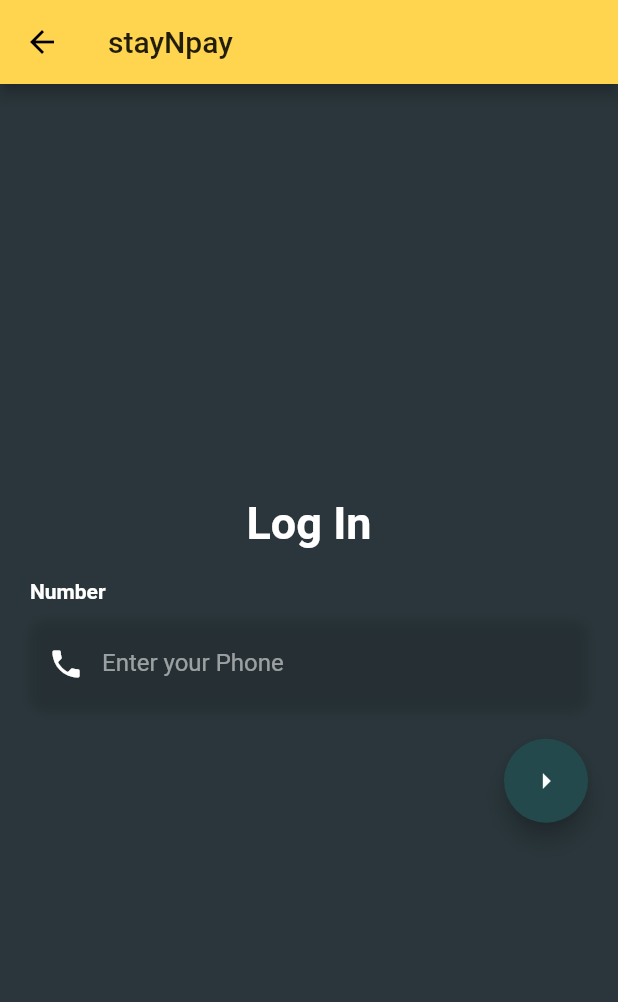
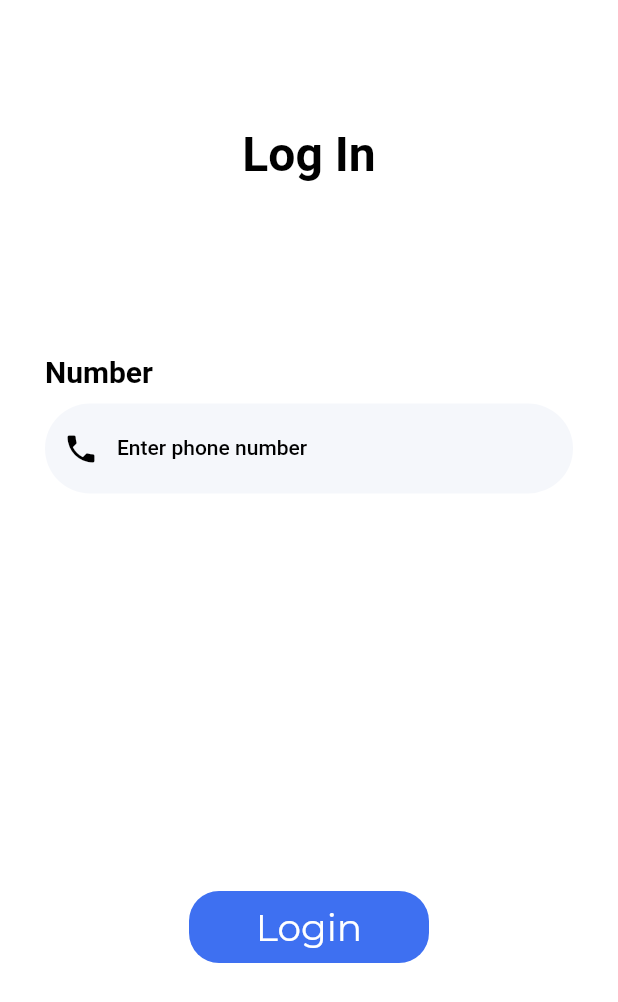
Before and after one commit to amperev/stayNpay, a Flutter app: the screen it shows after launch, after a tap on "Login", on a phone screen of 412 x 824 dp. Shown: the top 1002 px of the screen. Run offline on Flutter 3.47's test engine with Material 2 defaults, Android fonts, the phone set to English and light mode, and no system bars; Roboto replaces fonts that are missing (OpenSans).

Commit message:
theme change

```diff
--- a/lib/constants.dart
+++ b/lib/constants.dart
@@ -1,6 +1,6 @@
 import 'package:flutter/material.dart';
 
-const kAppName = 'stayNpay';
+const kAppName = 'stay N pay';
 const kBgColor = Colors.black;
 const kSecondColor = Color(0xff30363D);
 const kgreen = Color(0xfa76CEB9);
@@ -12,18 +12,20 @@
 );
 
 final kLabelStyle = TextStyle(
-  color: Colors.white,
+  fontSize: 20,
+  color: Colors.black,
   fontWeight: FontWeight.bold,
   fontFamily: 'OpenSans',
 );
 
 final kBoxDecorationStyle = BoxDecoration(
-  borderRadius: BorderRadius.circular(10.0),
-  boxShadow: [
-    BoxShadow(
-      color: Colors.black12,
-      blurRadius: 6.0,
-      offset: Offset(0, 2),
-    ),
-  ],
+  borderRadius: BorderRadius.circular(50.0),
+  color: Color(0xFFF5F7FB),
+  // boxShadow: [
+  //   BoxShadow(
+  //     color: Colors.blue,
+  //     blurRadius: 2.0,
+  //     offset: Offset(0, 2),
+  //   ),
+  // ],
 );
--- a/lib/main.dart
+++ b/lib/main.dart
@@ -20,9 +20,54 @@
         '/signin': (context) => Signin(),
       },
       theme: ThemeData(
-        primaryColor: Colors.amber[300],
-        // primarySwatch:
-        visualDensity: VisualDensity.adaptivePlatformDensity,
+        primaryColor: Color(0xFF3E70F1),
+        accentColor: Colors.white,
+        backgroundColor: Colors.white,
+        scaffoldBackgroundColor: Colors.white,
+        textTheme: TextTheme(
+          headline1: TextStyle(
+            color: Colors.white,
+            fontSize: 42.0,
+            fontFamily: 'Montserrat',
+            fontWeight: FontWeight.w600,
+          ),
+          headline2: TextStyle(
+            color: Colors.black,
+            fontFamily: 'Montserrat',
+            fontSize: 25,
+            fontWeight: FontWeight.w500,
+          ),
+          bodyText1: TextStyle(
+            color: Colors.black,
+          ),
+          bodyText2: TextStyle(
+            color: Colors.white,
+            fontFamily: 'Montserrat',
+            fontSize: 25,
+            fontWeight: FontWeight.w500,
+          ),
+        ),
+      ),
+      darkTheme: ThemeData(
+        primaryColor: Color(0xFF2A363B),
+        accentColor: Colors.amber[600],
+        backgroundColor: Color(0xFF2A363B),
+        scaffoldBackgroundColor: Colors.grey,
+        textTheme: TextTheme(
+          headline1: TextStyle(
+            color: Colors.white,
+            fontSize: 32.0,
+            fontFamily: 'Montserrat',
+            fontWeight: FontWeight.w600,
+          ),
+          headline2: TextStyle(
+            color: Colors.white,
+            fontFamily: 'Montserrat',
+            fontSize: 25,
+          ),
+          bodyText1: TextStyle(color: Colors.white),
+          bodyText2: TextStyle(color: Colors.white),
+        ),
       ),
     );
   }
--- a/lib/screens/home.dart
+++ b/lib/screens/home.dart
@@ -1,50 +1,34 @@
 import 'package:flutter/material.dart';
-import 'package:staynpay/constants.dart';
 
 class HomePage extends StatelessWidget {
   @override
   Widget build(BuildContext context) {
-    const Map<int, Color> colorMap = {
-      50: Color.fromRGBO(42, 54, 59, 0.1),
-      100: Color.fromRGBO(42, 54, 59, 0.2),
-      200: Color.fromRGBO(42, 54, 59, 0.3),
-      300: Color.fromRGBO(42, 54, 59, 0.4),
-      400: Color.fromRGBO(42, 54, 59, 0.5),
-      500: Color.fromRGBO(42, 54, 59, 0.6),
-      600: Color.fromRGBO(42, 54, 59, 0.7),
-      700: Color.fromRGBO(42, 54, 59, 0.8),
-      800: Color.fromRGBO(42, 54, 59, 0.9),
-      900: Color.fromRGBO(42, 54, 59, 1.0),
-    };
-    const MaterialColor primaryColor = MaterialColor(0xFF2A363B, colorMap);
-
+    final theme = Theme.of(context);
     return Scaffold(
-      backgroundColor: primaryColor,
+      backgroundColor: Theme.of(context).primaryColor,
       body: Column(
         mainAxisAlignment: MainAxisAlignment.center,
         children: <Widget>[
-          Container(
+          Expanded(
+            flex: 4,
+            child: Center(
               child: Text(
                 'stay N pay .',
-              style: TextStyle(
-                fontSize: 32.0,
-                color: Colors.white,
-                fontFamily: 'Montserrat',
-                fontWeight: FontWeight.w600,
+                style: theme.textTheme.headline1,
               ),
             ),
           ),
-          SizedBox(
-            height: 240,
-          ),
-          Row(
+          Expanded(
+            flex: 2,
+            child: Center(
+              child: Row(
                 mainAxisAlignment: MainAxisAlignment.center,
                 children: <Widget>[
                   Container(
                     height: 50,
                     width: 150,
                     decoration: BoxDecoration(
-                  color: kgreen,
+                      color: theme.accentColor,
                       borderRadius: BorderRadius.circular(20),
                     ),
                     child: TextButton(
@@ -53,11 +37,7 @@
                       },
                       child: Text(
                         'Login',
-                    style: TextStyle(
-                      color: Colors.white,
-                      fontFamily: 'Montserrat',
-                      fontSize: 25,
-                    ),
+                        style: theme.textTheme.headline2,
                       ),
                     ),
                   ),
@@ -68,7 +48,7 @@
                     height: 50,
                     width: 150,
                     decoration: BoxDecoration(
-                  color: kgreen,
+                      color: theme.accentColor,
                       borderRadius: BorderRadius.circular(20),
                     ),
                     child: TextButton(
@@ -77,15 +57,13 @@
                       },
                       child: Text(
                         'Sign Up',
-                    style: TextStyle(
-                      color: Colors.white,
-                      fontFamily: 'Montserrat',
-                      fontSize: 25,
-                    ),
+                        style: theme.textTheme.headline2,
                       ),
                     ),
                   ),
                 ],
+              ),
+            ),
           ),
         ],
       ),
--- a/lib/screens/login.dart
+++ b/lib/screens/login.dart
@@ -6,52 +6,63 @@
 class Login extends StatelessWidget {
   @override
   Widget build(BuildContext context) {
-    const Map<int, Color> colorMap = {
-      50: Color.fromRGBO(42, 54, 59, 0.1),
-      100: Color.fromRGBO(42, 54, 59, 0.2),
-      200: Color.fromRGBO(42, 54, 59, 0.3),
-      300: Color.fromRGBO(42, 54, 59, 0.4),
-      400: Color.fromRGBO(42, 54, 59, 0.5),
-      500: Color.fromRGBO(42, 54, 59, 0.6),
-      600: Color.fromRGBO(42, 54, 59, 0.7),
-      700: Color.fromRGBO(42, 54, 59, 0.8),
-      800: Color.fromRGBO(42, 54, 59, 0.9),
-      900: Color.fromRGBO(42, 54, 59, 1.0),
-    };
-    const MaterialColor primaryColor = MaterialColor(0xFF2A363B, colorMap);
-
+    final theme = Theme.of(context);
     return Scaffold(
-      appBar: AppBar(
-        title: Text(kAppName),
-      ),
-      backgroundColor: primaryColor,
+      backgroundColor: theme.backgroundColor,
       body: Column(
         mainAxisAlignment: MainAxisAlignment.center,
-        children: [
-          Text(
-            'Log In',
-            style: TextStyle(
-              color: Colors.white,
-              fontFamily: 'OpenSans',
-              fontSize: 30.0,
-              fontWeight: FontWeight.bold,
+        children: <Widget>[
+          Flexible(
+            flex: 1,
+            child: Center(
+              child: Text(
+                'Log In',
+                // style: theme.textTheme.headline2,
+                style: TextStyle(
+                  color: Colors.black,
+                  fontFamily: 'OpenSans',
+                  fontSize: 32.0,
+                  fontWeight: FontWeight.bold,
+                ),
+              ),
             ),
           ),
-          _buildPhoneNumberField(),
-          Container(
-            alignment: Alignment.bottomRight,
-            padding: EdgeInsetsDirectional.only(end: 20),
-            child: _proceedFAB(),
+          Flexible(
+            flex: 1,
+            child: _buildPhoneNumberField(context),
           ),
+          Flexible(
+            flex: 2,
+            fit: FlexFit.loose,
+            child: Center(
+              child: Container(
+                width: 160,
+                decoration: BoxDecoration(
+                  color: theme.primaryColor,
+                  borderRadius: BorderRadius.circular(20),
+                ),
+                child: TextButton(
+                  child: Text(
+                    'Login',
+                    style: theme.textTheme.bodyText2,
+                  ),
+                  onPressed: () {},
+                ),
+              ),
+            ),
+          ),
+          // SizedBox(
+          //   height: 100,
+          // )
         ],
       ),
     );
   }
 }
 
-Widget _buildPhoneNumberField() {
+Widget _buildPhoneNumberField(BuildContext context) {
   return Padding(
-    padding: EdgeInsets.all(20),
+    padding: EdgeInsets.all(30),
     child: Column(
       crossAxisAlignment: CrossAxisAlignment.start,
       children: <Widget>[
@@ -69,19 +80,16 @@
             inputFormatters: [
               FilteringTextInputFormatter.allow(RegExp(r'[0-9]')),
             ],
-            style: TextStyle(
-              color: Colors.white,
-              fontFamily: 'OpenSans',
-            ),
+            style: Theme.of(context).textTheme.bodyText1,
             decoration: InputDecoration(
               border: InputBorder.none,
-              contentPadding: EdgeInsets.only(top: 14.0),
+              contentPadding: EdgeInsets.only(top: 15.0),
               prefixIcon: Icon(
                 Icons.phone,
-                color: Colors.white,
+                color: Colors.black,
               ),
-              hintText: 'Enter your Phone',
-              hintStyle: kHintTextStyle,
+              hintText: 'Enter phone number',
+              hintStyle: Theme.of(context).textTheme.bodyText1,
             ),
           ),
         ),
@@ -89,11 +97,3 @@
     ),
   );
 }
-
-Widget _proceedFAB() {
-  return FloatingActionButton(
-    onPressed: () {},
-    backgroundColor: kgreenblack,
-    child: Icon(Icons.arrow_right),
-  );
-}
```
Lines whose indentation alone changed are shown as unchanged.
